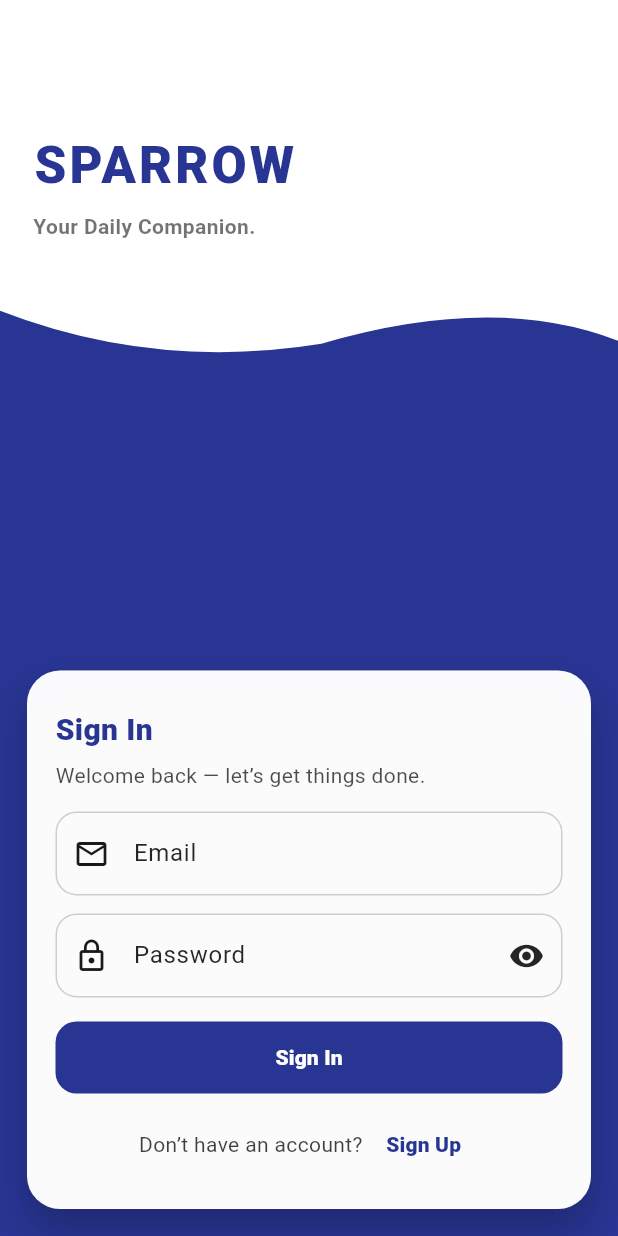
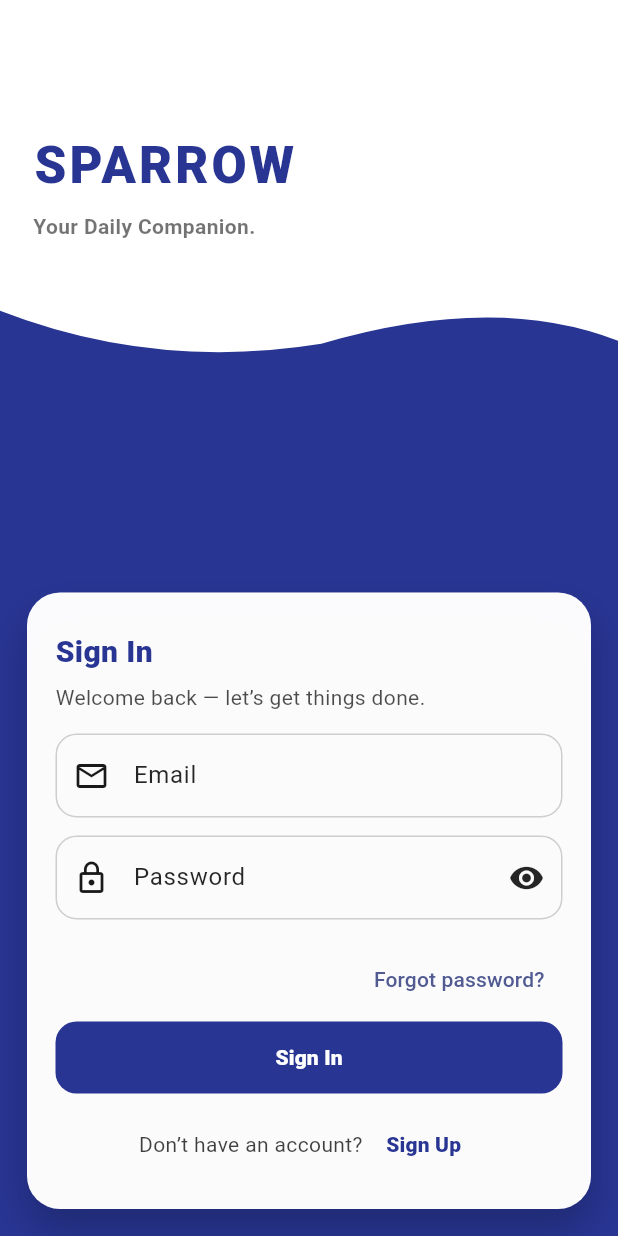
Before and after one commit to TasfiqAbedinIE/life_management, a Flutter app: the screen it shows once a user with an empty profile is signed in, after a tap on "MENU", after a tap on the "logout" icon, on a phone screen of 412 x 824 dp. Run offline on Flutter 3.47's test engine with Material 3 defaults, Android fonts, the phone set to English and light mode, and no system bars; our stand-ins replace flutter_dotenv, sqflite, supabase_flutter; accounts and stored records are empty.

Commit message:
V - 0.0.4 - 23.02.26

```diff
--- a/lib/main.dart
+++ b/lib/main.dart
@@ -4,6 +4,7 @@ import 'package:supabase_flutter/supabase_flutter.dart';
 
 import 'src/pages/home_page.dart';
 import 'src/pages/sign_in_page.dart';
+import 'src/pages/update_password_page.dart';
 import 'src/theme/app_theme.dart';
 import 'src/bootstrap/settings_bootstrap.dart';
 
@@ -35,6 +36,21 @@ class TaskApp extends StatelessWidget {
           valueListenable: AppTheme.fontFamily,
           builder: (context, font, _) {
             return MaterialApp(
+              builder: (context, child) {
+                final mediaQuery = MediaQuery.of(context);
+
+                // Flutter 3.16+: use textScaler
+                return MediaQuery(
+                  data: mediaQuery.copyWith(
+                    textScaler: mediaQuery.textScaler.clamp(
+                      minScaleFactor: 1.0,
+                      maxScaleFactor:
+                          1.0, // change to 1.1 or 1.2 if you want slight scaling
+                    ),
+                  ),
+                  child: child!,
+                );
+              },
               title: 'Task Management App',
               theme: AppTheme.lightTheme(font),
               darkTheme: AppTheme.darkTheme(font),
@@ -58,6 +74,7 @@ class AuthGate extends StatelessWidget {
     return StreamBuilder<AuthState>(
       stream: supa.auth.onAuthStateChange,
       builder: (context, snapshot) {
+        final event = snapshot.data?.event;
         final session = supa.auth.currentSession;
 
         // Optional loading state for first build
@@ -67,7 +84,11 @@ class AuthGate extends StatelessWidget {
           );
         }
 
-        if (session != null && session.user != null) {
+        if (event == AuthChangeEvent.passwordRecovery) {
+          return const UpdatePasswordPage();
+        }
+
+        if (session != null) {
           // ✅ User stays logged in across app restarts
           return const HomePage();
         } else {
--- a/lib/src/pages/home_page.dart
+++ b/lib/src/pages/home_page.dart
@@ -10,6 +10,7 @@ import 'shopping_list_home_page.dart';
 import '../coupled/coupled_request_page.dart';
 import '../habits/presentation/habits_page.dart';
 import '../notes/pages/notes_list_page.dart';
+import '../ebook/ui/ebook_library_page.dart';
 
 class HomePage extends StatefulWidget {
   const HomePage({super.key});
@@ -457,6 +458,15 @@ class _HomePageState extends State<HomePage> {
             Navigator.of(
               context,
             ).push(MaterialPageRoute(builder: (_) => const NotesListPage()));
+          },
+        ),
+        _MinimalActionButton(
+          icon: Image.asset("assets/icon/reader_icon.png", fit: BoxFit.contain),
+          label: "Reader",
+          onTap: () {
+            Navigator.of(
+              context,
+            ).push(MaterialPageRoute(builder: (_) => const EbookLibraryPage()));
           },
         ),
         _MinimalActionButton(
--- a/lib/src/pages/sign_in_page.dart
+++ b/lib/src/pages/sign_in_page.dart
@@ -1,5 +1,6 @@
 import 'dart:async';
 import 'package:flutter/material.dart';
+import 'package:flutter_dotenv/flutter_dotenv.dart';
 import 'package:supabase_flutter/supabase_flutter.dart';
 import 'home_page.dart';
 import 'sign_up_page.dart';
@@ -18,6 +19,7 @@ class _SignInPageState extends State<SignInPage>
   final _password = TextEditingController();
 
   bool _loading = false;
+  bool _sendingReset = false;
   bool _obscure = true;
   String? _error;
 
@@ -84,6 +86,47 @@ class _SignInPageState extends State<SignInPage>
       setState(() => _error = 'Something went wrong. Please try again.');
     } finally {
       if (mounted) setState(() => _loading = false);
+    }
+  }
+
+  Future<void> _sendResetPasswordEmail() async {
+    final email = _email.text.trim();
+    if (email.isEmpty || !email.contains('@')) {
+      setState(() => _error = 'Enter a valid email to reset password.');
+      return;
+    }
+
+    setState(() {
+      _sendingReset = true;
+      _error = null;
+    });
+
+    try {
+      final redirectTo = dotenv.env['PASSWORD_RESET_REDIRECT_TO'];
+      await Supabase.instance.client.auth.resetPasswordForEmail(
+        email,
+        redirectTo: (redirectTo == null || redirectTo.trim().isEmpty)
+            ? null
+            : redirectTo.trim(),
+      );
+      if (!mounted) return;
+      ScaffoldMessenger.of(context).showSnackBar(
+        SnackBar(
+          content: Text(
+            'Password reset email sent to $email. Check your inbox.',
+          ),
+        ),
+      );
+    } on AuthException catch (e) {
+      if (!mounted) return;
+      setState(() => _error = e.message);
+    } catch (_) {
+      if (!mounted) return;
+      setState(() => _error = 'Could not send reset email. Please try again.');
+    } finally {
+      if (mounted) {
+        setState(() => _sendingReset = false);
+      }
     }
   }
 
@@ -286,6 +329,26 @@ class _SignInPageState extends State<SignInPage>
                               ),
                               const SizedBox(height: 16),
 
+                              Align(
+                                alignment: Alignment.centerRight,
+                                child: TextButton(
+                                  onPressed: (_loading || _sendingReset)
+                                      ? null
+                                      : _sendResetPasswordEmail,
+                                  child: _sendingReset
+                                      ? const SizedBox(
+                                          height: 16,
+                                          width: 16,
+                                          child: CircularProgressIndicator(
+                                            strokeWidth: 2,
+                                          ),
+                                        )
+                                      : const Text('Forgot password?'),
+                                ),
+                              ),
+
+                              const SizedBox(height: 4),
+
                               SizedBox(
                                 width: double.infinity,
                                 child: FilledButton(
--- a/pubspec.yaml
+++ b/pubspec.yaml
@@ -45,6 +45,9 @@ dependencies:
   path_provider: ^2.1.5
   path: ^1.9.1
   sqflite: ^2.4.2
+  dio: ^5.9.1
+  pdfx: ^2.9.2
+  flutter_epub_viewer: ^1.2.8
 
 dev_dependencies:
   flutter_test:
@@ -82,6 +85,7 @@ flutter:
     - assets/icon/coupled_icon.png
     - assets/icon/habits.png
     - assets/icon/notes_icon.png
+    - assets/icon/reader_icon.png
 
   #   - images/a_dot_burr.jpeg
   #   - images/a_dot_ham.jpeg
```
Also changed, not shown: lib/src/ebook/data/ebook_repo_supabase.dart (added, +48 -0 lines), lib/src/ebook/data/models/ebook.dart (added, +31 -0 lines), lib/src/ebook/data/models/ebook_user_state.dart (added, +22 -0 lines), lib/src/ebook/ui/ebook_library_page.dart (added, +67 -0 lines), lib/src/pages/update_password_page.dart (added, +206 -0 lines), assets/icon/reader_icon.png (added), pubspec.lock, 7 other files.
